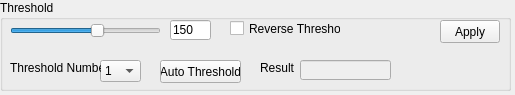
Qt form VisionWidget/ThresholdWidget.ui (hceng123/VisionLibrary) before a commit.
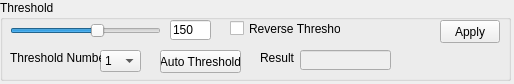
The same form after that commit.

```diff
--- a/VisionWidget/ThresholdWidget.ui
+++ b/VisionWidget/ThresholdWidget.ui
@@ -6,8 +6,8 @@
    <rect>
     <x>0</x>
     <y>0</y>
-    <width>515</width>
-    <height>95</height>
+    <width>514</width>
+    <height>84</height>
    </rect>
   </property>
   <property name="windowTitle">
@@ -19,7 +19,7 @@
      <x>0</x>
      <y>0</y>
      <width>511</width>
-     <height>91</height>
+     <height>81</height>
     </rect>
    </property>
    <property name="title">
@@ -61,7 +61,7 @@
     <property name="geometry">
      <rect>
       <x>160</x>
-      <y>60</y>
+      <y>50</y>
       <width>81</width>
       <height>23</height>
      </rect>
@@ -74,7 +74,7 @@
     <property name="geometry">
      <rect>
       <x>100</x>
-      <y>60</y>
+      <y>50</y>
       <width>41</width>
       <height>22</height>
      </rect>
@@ -104,7 +104,7 @@
     <property name="geometry">
      <rect>
       <x>10</x>
-      <y>60</y>
+      <y>50</y>
       <width>91</width>
       <height>16</height>
      </rect>
@@ -117,7 +117,7 @@
     <property name="geometry">
      <rect>
       <x>260</x>
-      <y>60</y>
+      <y>50</y>
       <width>41</width>
       <height>16</height>
      </rect>
@@ -133,7 +133,7 @@
     <property name="geometry">
      <rect>
       <x>300</x>
-      <y>60</y>
+      <y>50</y>
       <width>91</width>
       <height>20</height>
      </rect>
```
